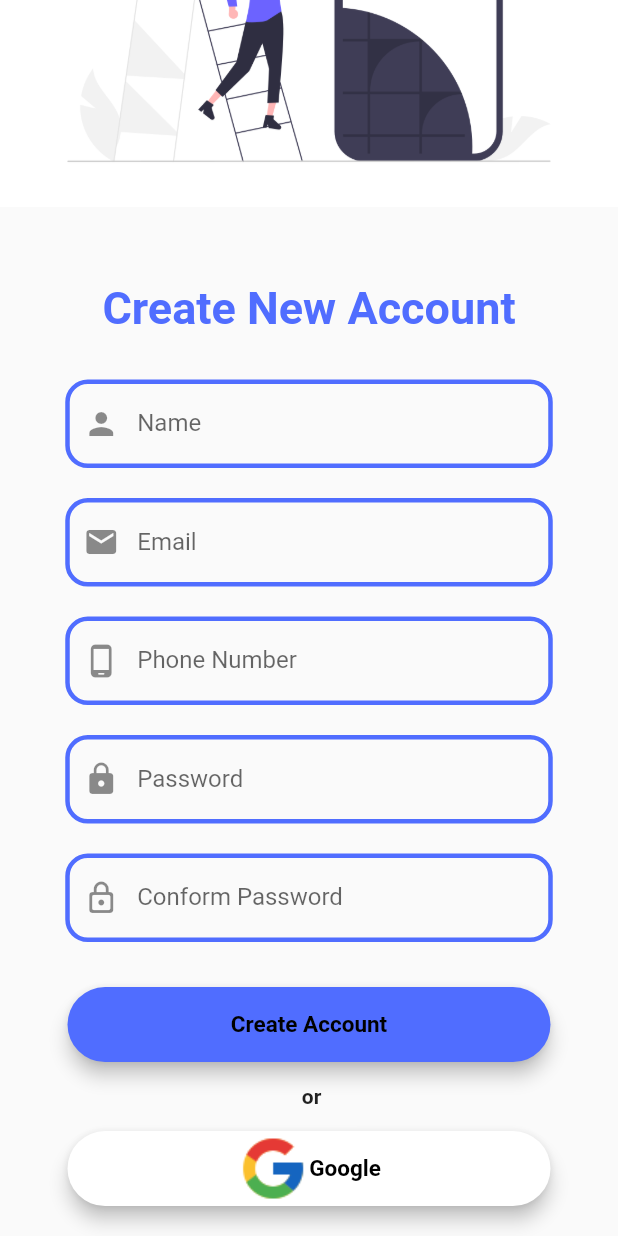
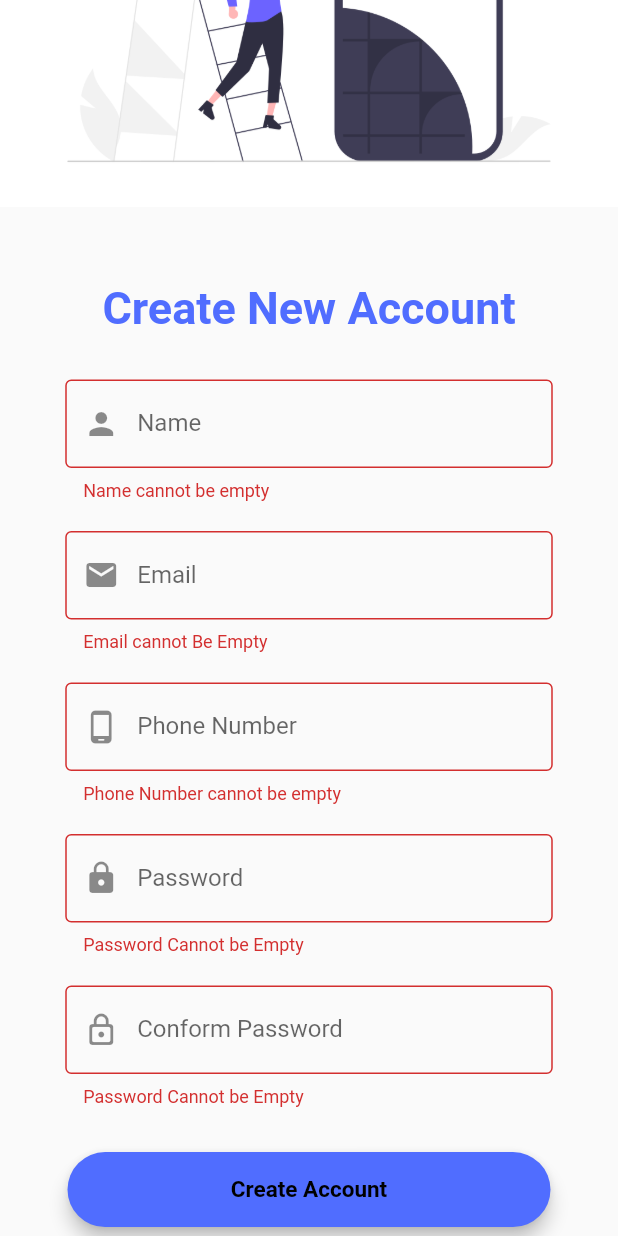
Before and after one commit to Prit2341/Index-app, a Flutter app: the screen it shows after launch, scrolled down 170 dp, after a tap on "Create Account", on a phone screen of 412 x 824 dp. Run offline on Flutter 3.47's test engine with Material 2 defaults, Android fonts, the phone set to English and light mode, and no system bars; our stand-ins replace cloud_firestore, firebase_auth, firebase_core, google_sign_in; accounts and stored records are empty.

Commit message:
Create account page done

```diff
--- a/lib/firebase_auth/google_sign_in.dart
+++ b/lib/firebase_auth/google_sign_in.dart
@@ -24,4 +24,5 @@ class GoogleSignInProvider extends ChangeNotifier {
 
     notifyListeners();
   }
+
 }
--- a/lib/main.dart
+++ b/lib/main.dart
@@ -3,11 +3,11 @@ import 'package:flutter/material.dart';
 import 'package:indexapp/firebase_auth/google_sign_in.dart';
 import 'package:indexapp/pages/auth_page.dart';
 import 'package:indexapp/pages/create_account.dart';
+import 'package:indexapp/pages/create_account_auth_page.dart';
 import 'package:indexapp/pages/home_page.dart';
 import 'package:indexapp/pages/main_login_signup_page.dart';
 import 'package:indexapp/util/route.dart';
 import 'package:firebase_core/firebase_core.dart';
-import 'package:firebase_auth/firebase_auth.dart';
 import 'package:provider/provider.dart';
 void main() async{
   WidgetsFlutterBinding.ensureInitialized();
@@ -24,14 +24,14 @@ class MyApp extends StatelessWidget {
     return ChangeNotifierProvider(
       create: (context) => GoogleSignInProvider(),
       child: MaterialApp(
-        debugShowCheckedModeBanner: false,
+        //debugShowCheckedModeBanner: false,
         theme: ThemeData(
           // fontFamily: 'RobotoMono',
           primaryColor: Color.fromARGB(255, 80, 109, 255)
           ),
         initialRoute: MyRoute.CreateAccountRoute,
         routes: {
-          MyRoute.CreateAccountRoute:(context) => CreateAccount(),
+          MyRoute.CreateAccountRoute:(context) => CreateUserAuthPage(),
           MyRoute.HomePageRoute:(context) => HomePage(),
           MyRoute.LoginRoute:(context) => AuthPage()
         },
--- a/lib/pages/create_account.dart
+++ b/lib/pages/create_account.dart
@@ -1,13 +1,64 @@
+import 'package:cloud_firestore/cloud_firestore.dart';
+import 'package:firebase_core/firebase_core.dart';
 import 'package:flutter/material.dart';
+import 'package:firebase_auth/firebase_auth.dart';
+import 'package:google_sign_in/google_sign_in.dart';
+import 'package:indexapp/firebase_auth/google_sign_in.dart';
+import 'package:indexapp/util/route.dart';
+import 'package:provider/provider.dart';
 
-class CreateAccount extends StatelessWidget {
-  const CreateAccount({Key? key}) : super(key: key);
+class CreateAccount extends StatefulWidget {
+   CreateAccount({Key? key}) : super(key: key);
 
+  @override
+  State<CreateAccount> createState() => _CreateAccountState();
+}
+
+class _CreateAccountState extends State<CreateAccount> {
+  final _formkey = GlobalKey<FormState>();
+
+  final _auth = FirebaseAuth.instance;
+  late String name;
+  late String user_number;
+  late String email;
+  late String password;
+  bool showSpinner = false;
+
+  bool isEmail(String email) {
+    const pattern = r'^[\w-\.]+@([\w-]+\.)+[\w-]{2,4}$';
+    final regExp = RegExp(pattern);
+
+    if (!regExp.hasMatch(email)) {
+      return false;
+    }
+    return true;
+  }
+
+  Future registerUser() async {
+    FirebaseAuth auth = FirebaseAuth.instance;
+    User? user1 = await FirebaseAuth.instance.currentUser;
+
+    try {
+      await auth.createUserWithEmailAndPassword(email: email, password: password).then((signedInUser) => {
+        FirebaseFirestore.instance.collection('Users').doc(signedInUser.user!.uid).set({
+          'name':name,
+          'Phone Number':user_number,
+          'email':email,
+        }).then((signedInUser) => {
+          Navigator.pushNamed(context, MyRoute.HomePageRoute)
+        })
+      });
+    }catch(e) {
+      print(e);
+    }
+  }
   @override
   Widget build(BuildContext context) {
     return Material(
       child: SingleChildScrollView(
         child: Container(
+          child: Form(
+            key: _formkey,
             child: Column(
               children: [
                 SizedBox(height: 20.0),
@@ -26,6 +77,9 @@ class CreateAccount extends StatelessWidget {
                       ConstrainedBox(
                         constraints: const BoxConstraints.tightFor(width: 325),
                         child: TextFormField(
+                          onChanged: (value){
+                            name = value;
+                          },
                           validator: (value) {
                             if (value!.isEmpty) {
                               return "Name cannot be empty";
@@ -44,7 +98,7 @@ class CreateAccount extends StatelessWidget {
                               borderRadius: BorderRadius.circular(15)
                             ),
                             labelText: "Name",
-                          hintText: "Enter  First Name + Last Name",
+                            hintText: "Preet Mayani",
                             hoverColor: Colors.blue
                           ),
 
@@ -54,11 +108,16 @@ class CreateAccount extends StatelessWidget {
                       ConstrainedBox(
                         constraints: const BoxConstraints.tightFor(width: 325),
                         child: TextFormField(
+                          onChanged: (value){
+                            email = value;
+                          },
                           validator: (value) {
-                          if (value!.isEmpty) {
-                            return "Email cannot be empty";
+                            if (isEmail(value!) == true) {
+                              return null;
+                            }else if(value.isEmpty){
+                              return "Email cannot Be Empty";
                             }
-                          return null;
+                            return "Enter Email is not Correct";
                           },
                           decoration: InputDecoration(
                             prefixIcon:Icon(Icons.mail),
@@ -72,7 +131,7 @@ class CreateAccount extends StatelessWidget {
                               borderRadius: BorderRadius.circular(15)
                             ),
                             labelText: "Email",
-                          hintText: "Enter Email",
+                            hintText: "example@gmail.com",
                             hoverColor: Colors.blue
                           ),
 
@@ -82,11 +141,15 @@ class CreateAccount extends StatelessWidget {
                       ConstrainedBox(
                         constraints: const BoxConstraints.tightFor(width: 325),
                         child: TextFormField(
+                          onChanged: (value){
+                            user_number = value;
+                          },
                           validator: (value) {
-                          if (value!.isEmpty) {
+                            int phone_number = value!.length;
+                            if (value.isEmpty) {
                               return "Phone Number cannot be empty";
                             }else if(value.length < 10){
-                            return "Phone Number length is less than 10";
+                              return "Phone Number length $phone_number is less than 10";
                             }
                             return null;
                           },
@@ -112,11 +175,20 @@ class CreateAccount extends StatelessWidget {
                       ConstrainedBox(
                         constraints: const BoxConstraints.tightFor(width: 325),
                         child: TextFormField(
+                          onChanged: (value){
+                            password = value;
+                          },
                           validator: (value) {
+                            final alphanumeric = RegExp(r"\w");
+                            final special_character = RegExp(r"\W");
                             if(value!.isEmpty) {
                               return "Password Cannot be Empty";
-                          }else if(value.length < 6) {
-                            return "Password is too short";
+                            }else if(value.length <= 10) {
+                              return "Password length is less than 10";
+                            } else if (alphanumeric.hasMatch(value) == false) {
+                              return "Password must contain letter and number";
+                            }else if (special_character.hasMatch(value) == false) {
+                              return "Password Must Contain Special Character ";
                             }
                             return null;
                           },
@@ -144,10 +216,18 @@ class CreateAccount extends StatelessWidget {
                         constraints: const BoxConstraints.tightFor(width: 325),
                         child: TextFormField(
                           validator: (value) {
+                            final alphanumeric = RegExp(r"\w");
+                            final special_character = RegExp(r"\W");
                             if(value!.isEmpty) {
                               return "Password Cannot be Empty";
-                          }else if(value.length < 6) {
-                            return "Password is too short";
+                            }else if(value.length <= 10) {
+                              return "Password length is less than 10";
+                            } else if (alphanumeric.hasMatch(value) == false) {
+                              return "Password must contain letter and number";
+                            }else if (special_character.hasMatch(value) == false) {
+                              return "Password Must Contain Special Character ";
+                            }else if (password != value) {
+                              return "Password not same";
                             }
                             return null;
                           },
@@ -177,6 +257,9 @@ class CreateAccount extends StatelessWidget {
                     borderRadius: BorderRadius.circular(25),
                     child: MaterialButton(
                       onPressed: () async{
+                        if(_formkey.currentState!.validate()){
+                          registerUser();
+                        }
                       },
                       child: Container(
                         alignment: Alignment.center,
@@ -215,6 +298,8 @@ class CreateAccount extends StatelessWidget {
                         borderRadius: BorderRadius.circular(25),
                         child: MaterialButton(
                           onPressed: () {
+                            final provider = Provider.of<GoogleSignInProvider>(context,listen: false);
+                            provider.googlelogin();
                           },
                           child: Container(
                             alignment: Alignment.center,
@@ -246,6 +331,7 @@ class CreateAccount extends StatelessWidget {
               ],
             ),
           ),
+        ),
       )
     );
 
--- /dev/null
+++ b/lib/pages/create_account_auth_page.dart
@@ -0,0 +1,29 @@
+import 'package:firebase_auth/firebase_auth.dart';
+import 'package:flutter/material.dart';
+import 'package:indexapp/pages/create_account.dart';
+import 'package:indexapp/pages/home_page.dart';
+import 'package:indexapp/pages/main_login_signup_page.dart';
+import 'package:provider/provider.dart';
+class CreateUserAuthPage extends StatelessWidget {
+  const CreateUserAuthPage({Key? key}) : super(key: key);
+
+  @override
+  Widget build(BuildContext context) {
+    return Scaffold(
+      body: StreamBuilder(
+        stream: FirebaseAuth.instance.authStateChanges() ,
+        builder: (context, snapshot) {
+          if(snapshot.connectionState == ConnectionState.waiting){
+            return Center(child: CircularProgressIndicator());
+          }else if (snapshot.hasData) {
+            return HomePage();
+          }else if (snapshot.hasError) {
+            return Center(child: Text("Somthing Went Wrong"));
+          }else{
+          return CreateAccount();
+          }
+        },
+      ),
+    );
+  }
+}
--- a/pubspec.yaml
+++ b/pubspec.yaml
@@ -38,6 +38,9 @@ dependencies:
   google_sign_in: ^5.4.0
   provider: ^6.0.3
   http: ^0.13.4
+  cloud_firestore: ^3.4.3
+  firebase_storage: ^10.3.4
+  firebase_core: ^1.20.0
 
 dev_dependencies:
   flutter_test:
```
Also changed, not shown: pubspec.lock, 2 other files. Lines whose indentation alone changed are shown as unchanged.
